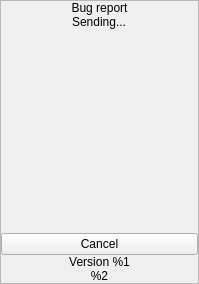
Qt form vpn/ui/dialogs/BugReportLoadingScreen.ui (demlabs-cellframe/dap-ui-sdk) before a commit.
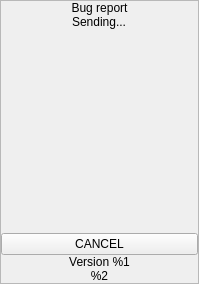
The same form after that commit. Custom widgets are drawn as their Qt base class.

Commit message: [*]Account screen

What changed in the file:
```diff
--- a/vpn/ui/dialogs/BugReportLoadingScreen.ui
+++ b/vpn/ui/dialogs/BugReportLoadingScreen.ui
@@ -111,7 +111,7 @@
          </sizepolicy>
         </property>
         <property name="text">
-         <string>Cancel</string>
+         <string>CANCEL</string>
         </property>
        </widget>
       </item>
```
The commit also changes 4 other files.
